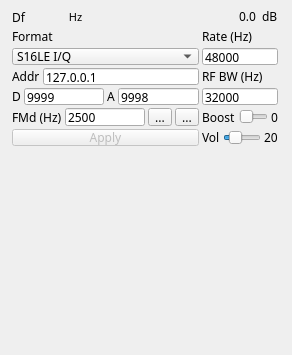
Before: the Qt Designer form plugins/channelrx/udpsrc/udpsrcgui.ui in f4exb/sdrangel, drawn with Qt 5.
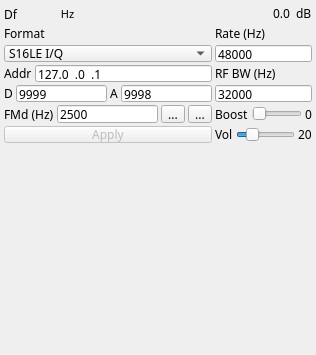
After: the same form once the commit is applied. Icons and pictures are not drawn. Custom widgets are drawn as their Qt base class.

Commit message: UDP source: edit masks for IP and ports and minimum size

```diff
--- a/plugins/channelrx/udpsrc/udpsrcgui.ui
+++ b/plugins/channelrx/udpsrc/udpsrcgui.ui
@@ -6,10 +6,22 @@
    <rect>
     <x>0</x>
     <y>0</y>
-    <width>292</width>
+    <width>316</width>
     <height>355</height>
    </rect>
   </property>
+  <property name="minimumSize">
+   <size>
+    <width>316</width>
+    <height>0</height>
+   </size>
+  </property>
+  <property name="maximumSize">
+   <size>
+    <width>400</width>
+    <height>16777215</height>
+   </size>
+  </property>
   <property name="font">
    <font>
     <family>Sans Serif</family>
@@ -22,15 +34,15 @@
   <widget class="QWidget" name="widget" native="true">
    <property name="geometry">
     <rect>
-     <x>10</x>
-     <y>5</y>
-     <width>270</width>
+     <x>2</x>
+     <y>2</y>
+     <width>312</width>
      <height>142</height>
     </rect>
    </property>
    <property name="minimumSize">
     <size>
-     <width>270</width>
+     <width>312</width>
      <height>0</height>
     </size>
    </property>
@@ -316,6 +328,9 @@
         <property name="toolTip">
          <string>Remote data port</string>
         </property>
+        <property name="inputMask">
+         <string>00000</string>
+        </property>
         <property name="text">
          <string>9999</string>
         </property>
@@ -333,6 +348,9 @@
         <property name="toolTip">
          <string>Local audio input port</string>
         </property>
+        <property name="inputMask">
+         <string>00000</string>
+        </property>
         <property name="text">
          <string>9998</string>
         </property>
@@ -501,6 +519,9 @@
         <property name="toolTip">
          <string>Remote address</string>
         </property>
+        <property name="inputMask">
+         <string>000.000.000.000</string>
+        </property>
         <property name="text">
          <string>127.0.0.1</string>
         </property>
```
